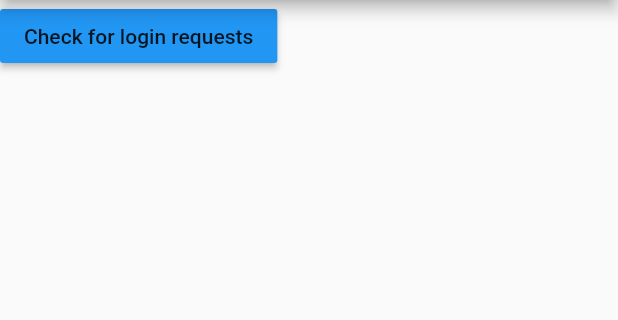
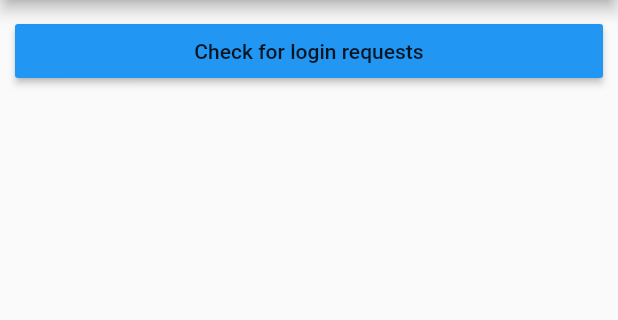
Before and after one commit to Wannesrebry/Flutter_HowestNoPassProject, a Flutter app: the AuthHome screen opened by its route, after a tap on "Check for login requests", on a phone screen of 412 x 824 dp, the part 84-404 px from its top. Run offline on Flutter 3.47's test engine with Material 2 defaults, Android fonts, the phone set to English and light mode, and no system bars; our stand-ins replace flutter_secure_storage, flutter_spinkit, progress_dialog, syncfusion_flutter_datepicker; missing offline and left inert: asn1lib, pointycastle; accounts and stored records are empty.

```diff
--- a/lib/controller/internet_controller.dart
+++ b/lib/controller/internet_controller.dart
@@ -18,7 +18,7 @@ final _keyStore = LocalStoreKeyPair();
 final _localStore = LocalStorageController();
 
 class InternetController{
-  final String baseUrl = "http://192.168.10.59:8888";
+  final String baseUrl = "http://10.143.210.108:8888"; // "http://192.168.10.59:8888";
   final Map<String,String> _headers = {
     'Content-Type': 'application/json',
   };
@@ -108,8 +108,4 @@ class InternetController{
   Future<void> denySession(String token) {
 
   }
-
-
-
-
 }
--- a/lib/controller/logincontroller.dart
+++ b/lib/controller/logincontroller.dart
@@ -39,7 +39,7 @@ class LoginController extends StatefulWidget{
   onClickLoginRequestsBtn(BuildContext context)async{
     String identifier = await lSC.getKey("identifier");
     ToActivateSessionDto session = await _internetController.getToActivateSession(identifier.toString());
-    lSC.add("verify_token", session.token.toString());
+    lSC.add("verify_token", session.token.toString(), force: true);
     lSC.add("verify_application", session.application.toString());
     Navigator.of(context).pushNamed(AuthVerify.routeName);
   }
--- a/lib/view/components/drawer.dart
+++ b/lib/view/components/drawer.dart
@@ -26,10 +26,8 @@ class AuthDrawer extends StatelessWidget{
     NavItemFactory navItemFactory = new NavItemFactory(context);
    return DrawerTemplate().create([
      navItemFactory.create(Icons.home, "Home", "/"),
-     navItemFactory.create(Icons.account_box_rounded, "Account", AccountScreen.routeName),
-     navItemFactory.create(Icons.settings, "Seeds", SeedsScreen.routeName),
+     navItemFactory.create(Icons.settings, "Account", SeedsScreen.routeName),
      navItemFactory.create(Icons.settings, "Settings", AccountScreen.routeName),
-     navItemFactory.create(Icons.article_outlined, "Logs", AccountScreen.routeName)
    ]);
   }
 }
--- a/lib/view/screens/auth/home.dart
+++ b/lib/view/screens/auth/home.dart
@@ -22,9 +22,11 @@ class AuthHomeState extends State<AuthHome>{
         backgroundColor: Colors.blue,
       ),
       drawer: AuthDrawer(),
-      body: Column(
-        children: [
-          RaisedButton(
+      body: ListView(
+          children: <Widget>[
+            Container(
+                padding: EdgeInsets.all(10),
+                child: RaisedButton(
                   child: Text("Check for login requests"),
                   color: Colors.blue,
                   onPressed: (){
@@ -32,7 +34,8 @@ class AuthHomeState extends State<AuthHome>{
                     loginController.onClickLoginRequestsBtn(context);
                   },
                 )
-        ],
+            ),
+          ]
       ),
     );
   }
```
Lines whose indentation alone changed are shown as unchanged.
